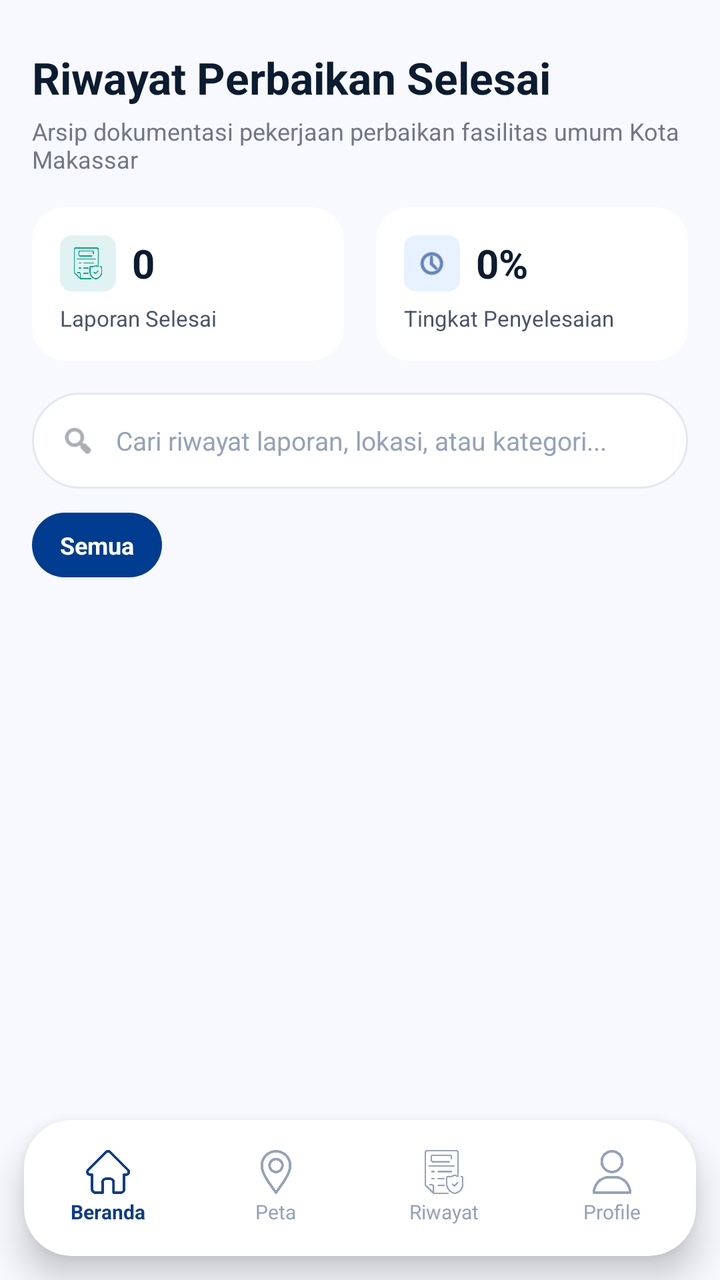
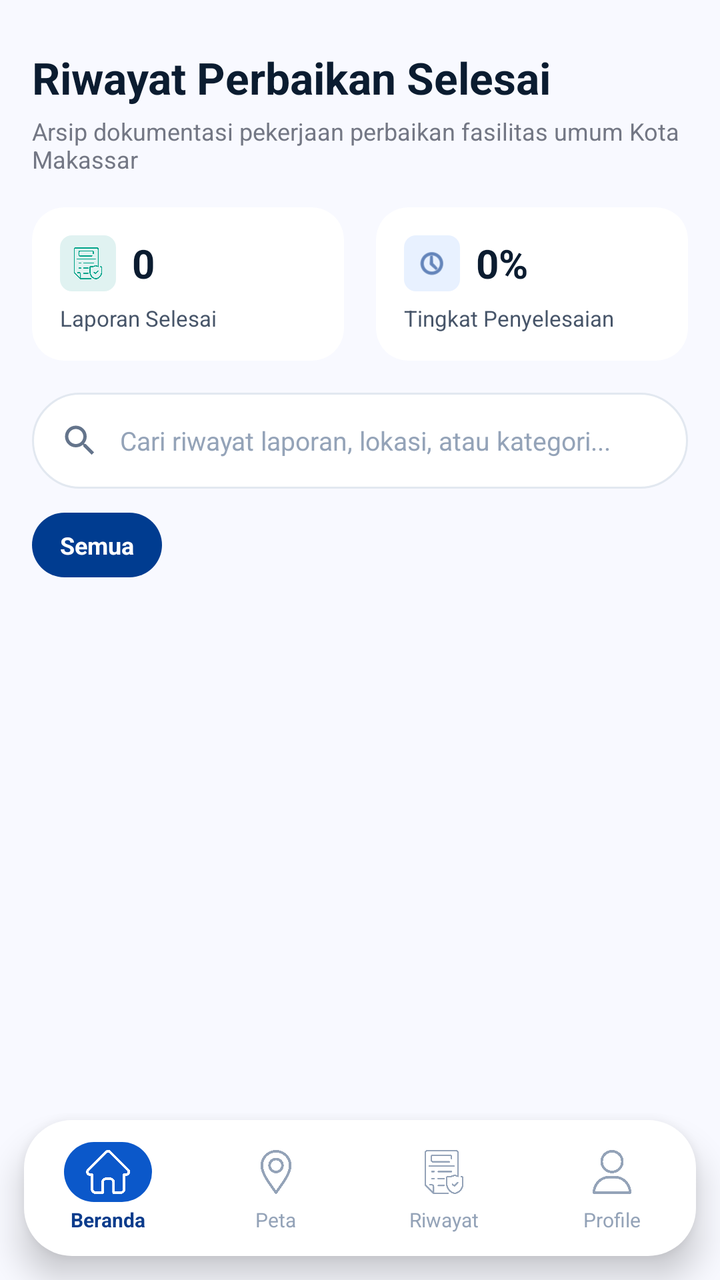

Before-and-after screenshots of an Android layout around one commit, followed by the original layout XML and the change that was made.
<!-- AndroidManifest.xml: application theme Theme.PinPoint -->
<!-- res/layout/activity_pemerintah_history.xml -->
<?xml version="1.0" encoding="utf-8"?>
<RelativeLayout xmlns:android="http://schemas.android.com/apk/res/android"
    xmlns:app="http://schemas.android.com/apk/res-auto"
    xmlns:tools="http://schemas.android.com/tools"
    android:id="@+id/main"
    android:layout_width="match_parent"
    android:layout_height="match_parent"
    android:background="#F8F9FF">

    
    <ScrollView
        android:layout_width="match_parent"
        android:layout_height="match_parent"
        android:layout_above="@id/bottomNavContainer"
        android:clipToPadding="false"
        android:scrollbars="none"
        android:paddingBottom="24dp">

        <LinearLayout
            android:layout_width="match_parent"
            android:layout_height="wrap_content"
            android:orientation="vertical"
            android:paddingHorizontal="16dp"
            android:paddingTop="24dp">

            
            <TextView
                android:layout_width="match_parent"
                android:layout_height="wrap_content"
                android:text="Riwayat Perbaikan Selesai"
                android:textColor="#0B1C30"
                android:textSize="22sp"
                android:textStyle="bold"
                android:layout_marginBottom="4dp" />

            <TextView
                android:layout_width="match_parent"
                android:layout_height="wrap_content"
                android:text="Arsip dokumentasi pekerjaan perbaikan fasilitas umum Kota Makassar"
                android:textColor="#737784"
                android:textSize="12sp"
                android:layout_marginBottom="16dp" />

            
            <LinearLayout
                android:layout_width="match_parent"
                android:layout_height="wrap_content"
                android:orientation="horizontal"
                android:layout_marginBottom="16dp">

                
                <androidx.cardview.widget.CardView
                    android:layout_width="0dp"
                    android:layout_height="wrap_content"
                    android:layout_weight="1"
                    app:cardCornerRadius="16dp"
                    app:cardElevation="0dp"
                    app:cardBackgroundColor="#FFFFFF"
                    android:layout_marginEnd="8dp">

                    <LinearLayout
                        android:layout_width="match_parent"
                        android:layout_height="wrap_content"
                        android:orientation="vertical"
                        android:padding="14dp">

                        <LinearLayout
                            android:layout_width="match_parent"
                            android:layout_height="wrap_content"
                            android:orientation="horizontal"
                            android:gravity="center_vertical"
                            android:layout_marginBottom="6dp">

                            <FrameLayout
                                android:layout_width="28dp"
                                android:layout_height="28dp"
                                android:background="@drawable/bg_badge_green_light"
                                android:layout_marginEnd="8dp">

                                <ImageView
                                    android:layout_width="16dp"
                                    android:layout_height="16dp"
                                    android:layout_gravity="center"
                                    android:src="@drawable/verif"
                                    app:tint="#00A389" />
                            </FrameLayout>

                            <TextView
                                android:id="@+id/tvHistoryCompletedCount"
                                android:layout_width="wrap_content"
                                android:layout_height="wrap_content"
                                android:text="0"
                                android:textColor="#0B1C30"
                                android:textSize="20sp"
                                android:textStyle="bold" />
                        </LinearLayout>

                        <TextView
                            android:layout_width="wrap_content"
                            android:layout_height="wrap_content"
                            android:text="Laporan Selesai"
                            android:textColor="#475569"
                            android:textSize="11sp" />
                    </LinearLayout>
                </androidx.cardview.widget.CardView>

                
                <androidx.cardview.widget.CardView
                    android:layout_width="0dp"
                    android:layout_height="wrap_content"
                    android:layout_weight="1"
                    app:cardCornerRadius="16dp"
                    app:cardElevation="0dp"
                    app:cardBackgroundColor="#FFFFFF"
                    android:layout_marginStart="8dp">

                    <LinearLayout
                        android:layout_width="match_parent"
                        android:layout_height="wrap_content"
                        android:orientation="vertical"
                        android:padding="14dp">

                        <LinearLayout
                            android:layout_width="match_parent"
                            android:layout_height="wrap_content"
                            android:orientation="horizontal"
                            android:gravity="center_vertical"
                            android:layout_marginBottom="6dp">

                            <FrameLayout
                                android:layout_width="28dp"
                                android:layout_height="28dp"
                                android:background="@drawable/bg_badge_blue_light"
                                android:layout_marginEnd="8dp">

                                <ImageView
                                    android:layout_width="16dp"
                                    android:layout_height="16dp"
                                    android:layout_gravity="center"
                                    android:src="@android:drawable/ic_menu_recent_history"
                                    app:tint="#0B3C8C" />
                            </FrameLayout>

                            <TextView
                                android:id="@+id/tvHistoryCompletionRate"
                                android:layout_width="wrap_content"
                                android:layout_height="wrap_content"
                                android:text="0%"
                                android:textColor="#0B1C30"
                                android:textSize="20sp"
                                android:textStyle="bold" />
                        </LinearLayout>

                        <TextView
                            android:layout_width="wrap_content"
                            android:layout_height="wrap_content"
                            android:text="Tingkat Penyelesaian"
                            android:textColor="#475569"
                            android:textSize="11sp" />
                    </LinearLayout>
                </androidx.cardview.widget.CardView>
            </LinearLayout>

            
            <LinearLayout
                android:layout_width="match_parent"
                android:layout_height="48dp"
                android:background="@drawable/bg_search_bar"
                android:orientation="horizontal"
                android:gravity="center_vertical"
                android:paddingHorizontal="14dp"
                android:layout_marginBottom="12dp">

                <ImageView
                    android:layout_width="18dp"
                    android:layout_height="18dp"
                    android:src="@android:drawable/ic_menu_search"
                    app:tint="#737784"
                    android:layout_marginEnd="10dp" />

                <EditText
                    android:id="@+id/etSearchHistory"
                    android:layout_width="match_parent"
                    android:layout_height="match_parent"
                    android:background="@null"
                    android:hint="Cari riwayat laporan, lokasi, atau kategori..."
                    android:textColor="#0B1C30"
                    android:textColorHint="#94A3B8"
                    android:textSize="13sp"
                    android:singleLine="true" />
            </LinearLayout>

            
            <HorizontalScrollView
                android:layout_width="match_parent"
                android:layout_height="wrap_content"
                android:scrollbars="none"
                android:clipToPadding="false"
                android:layout_marginBottom="16dp">

                <LinearLayout
                    android:id="@+id/llHistoryCategoryChips"
                    android:layout_width="wrap_content"
                    android:layout_height="wrap_content"
                    android:orientation="horizontal">

                    <TextView
                        android:layout_width="wrap_content"
                        android:layout_height="wrap_content"
                        android:background="@drawable/bg_chip_selected"
                        android:paddingHorizontal="14dp"
                        android:paddingVertical="8dp"
                        android:text="Semua"
                        android:textColor="#FFFFFF"
                        android:textSize="12sp"
                        android:textStyle="bold"
                        android:layout_marginEnd="8dp" />
                </LinearLayout>
            </HorizontalScrollView>

            
            <TextView
                android:id="@+id/tvEmptyHistory"
                android:layout_width="match_parent"
                android:layout_height="wrap_content"
                android:background="@drawable/bg_white_card"
                android:gravity="center"
                android:padding="24dp"
                android:text="Belum ada riwayat laporan selesai pada kategori ini."
                android:textColor="#64748B"
                android:textSize="13sp"
                android:visibility="gone"
                android:layout_marginBottom="16dp" />

            
            <androidx.recyclerview.widget.RecyclerView
                android:id="@+id/rvPemerintahHistory"
                android:layout_width="match_parent"
                android:layout_height="wrap_content"
                android:nestedScrollingEnabled="false"
                tools:listitem="@layout/item_pemerintah_history_card"
                tools:itemCount="3" />

        </LinearLayout>
    </ScrollView>

    
    <include
        android:id="@+id/bottomNavContainer"
        layout="@layout/layout_pemerintah_bottom_nav"
        android:layout_width="match_parent"
        android:layout_height="96dp"
        android:layout_alignParentBottom="true" />

</RelativeLayout>
<!-- res/layout/item_pemerintah_history_card.xml (included above) -->
<?xml version="1.0" encoding="utf-8"?>
<androidx.cardview.widget.CardView xmlns:android="http://schemas.android.com/apk/res/android"
    xmlns:app="http://schemas.android.com/apk/res-auto"
    android:layout_width="match_parent"
    android:layout_height="wrap_content"
    app:cardCornerRadius="16dp"
    app:cardElevation="0dp"
    app:cardBackgroundColor="#FFFFFF"
    android:layout_marginBottom="16dp">

    <LinearLayout
        android:layout_width="match_parent"
        android:layout_height="wrap_content"
        android:orientation="vertical"
        android:padding="16dp">

        <RelativeLayout
            android:layout_width="match_parent"
            android:layout_height="wrap_content"
            android:layout_marginBottom="8dp">

            <LinearLayout
                android:layout_width="wrap_content"
                android:layout_height="wrap_content"
                android:layout_alignParentStart="true"
                android:layout_centerVertical="true"
                android:orientation="horizontal">

                <TextView
                    android:id="@+id/tvHistoryCode"
                    android:layout_width="wrap_content"
                    android:layout_height="wrap_content"
                    android:text="#LP-MKS-0840"
                    android:textColor="#0B3C8C"
                    android:textSize="12sp"
                    android:textStyle="bold" />

                <TextView
                    android:layout_width="wrap_content"
                    android:layout_height="wrap_content"
                    android:text="  |  "
                    android:textColor="#94A3B8"
                    android:textSize="12sp" />

                <TextView
                    android:id="@+id/tvHistoryFinishDate"
                    android:layout_width="wrap_content"
                    android:layout_height="wrap_content"
                    android:text="Selesai"
                    android:textColor="#64748B"
                    android:textSize="12sp" />
            </LinearLayout>

            <TextView
                android:id="@+id/tvHistoryStatusBadge"
                android:layout_width="wrap_content"
                android:layout_height="wrap_content"
                android:layout_alignParentEnd="true"
                android:layout_centerVertical="true"
                android:background="@drawable/bg_badge_green_light"
                android:paddingHorizontal="10dp"
                android:paddingVertical="4dp"
                android:text="Selesai"
                android:textColor="#00A389"
                android:textSize="10sp"
                android:textStyle="bold" />
        </RelativeLayout>

        <TextView
            android:id="@+id/tvHistoryTitle"
            android:layout_width="match_parent"
            android:layout_height="wrap_content"
            android:text="Judul Laporan"
            android:textColor="#0B1C30"
            android:textSize="15sp"
            android:textStyle="bold"
            android:layout_marginBottom="6dp" />

        <LinearLayout
            android:layout_width="match_parent"
            android:layout_height="wrap_content"
            android:orientation="horizontal"
            android:gravity="center_vertical"
            android:layout_marginBottom="12dp">

            <ImageView
                android:layout_width="14dp"
                android:layout_height="14dp"
                android:src="@drawable/location"
                app:tint="#0B3C8C"
                android:layout_marginEnd="6dp" />

            <TextView
                android:id="@+id/tvHistoryLocation"
                android:layout_width="match_parent"
                android:layout_height="wrap_content"
                android:text="Lokasi Laporan"
                android:textColor="#475569"
                android:textSize="11sp"
                android:singleLine="true"
                android:ellipsize="end" />
        </LinearLayout>

        <RelativeLayout
            android:layout_width="match_parent"
            android:layout_height="wrap_content"
            android:layout_marginBottom="8dp">

            <TextView
                android:id="@+id/tvHistorySectionHeader"
                android:layout_width="wrap_content"
                android:layout_height="wrap_content"
                android:layout_alignParentStart="true"
                android:layout_centerVertical="true"
                android:text="Komparasi Hasil Pengerjaan"
                android:textColor="#0B1C30"
                android:textSize="11sp"
                android:textStyle="bold" />

            <TextView
                android:id="@+id/tvHistorySectionSub"
                android:layout_width="wrap_content"
                android:layout_height="wrap_content"
                android:layout_alignParentEnd="true"
                android:layout_centerVertical="true"
                android:text="Ketuk foto untuk perbesar"
                android:textColor="#0B3C8C"
                android:textSize="10sp"
                android:textStyle="bold" />
        </RelativeLayout>

        <LinearLayout
            android:layout_width="match_parent"
            android:layout_height="120dp"
            android:orientation="horizontal"
            android:layout_marginBottom="10dp">

            <FrameLayout
                android:layout_width="0dp"
                android:layout_height="match_parent"
                android:layout_weight="1"
                android:layout_marginEnd="6dp">

                <ImageView
                    android:id="@+id/ivBefore"
                    android:layout_width="match_parent"
                    android:layout_height="match_parent"
                    android:scaleType="centerCrop"
                    android:background="#E2E8F0"
                    android:src="@drawable/sampul" />

                <TextView
                    android:id="@+id/tvBeforeLabel"
                    android:layout_width="wrap_content"
                    android:layout_height="wrap_content"
                    android:layout_gravity="bottom|start"
                    android:layout_margin="8dp"
                    android:background="#99000000"
                    android:paddingHorizontal="8dp"
                    android:paddingVertical="3dp"
                    android:text="SEBELUM"
                    android:textColor="#FFFFFF"
                    android:textSize="9sp"
                    android:textStyle="bold" />
            </FrameLayout>

            <FrameLayout
                android:layout_width="0dp"
                android:layout_height="match_parent"
                android:layout_weight="1"
                android:layout_marginStart="6dp">

                <ImageView
                    android:id="@+id/ivAfter"
                    android:layout_width="match_parent"
                    android:layout_height="match_parent"
                    android:scaleType="centerCrop"
                    android:background="#E2E8F0"
                    android:src="@drawable/sampul" />

                <TextView
                    android:id="@+id/tvAfterLabel"
                    android:layout_width="wrap_content"
                    android:layout_height="wrap_content"
                    android:layout_gravity="bottom|start"
                    android:layout_margin="8dp"
                    android:background="#99006633"
                    android:paddingHorizontal="8dp"
                    android:paddingVertical="3dp"
                    android:text="SESUDAH"
                    android:textColor="#FFFFFF"
                    android:textSize="9sp"
                    android:textStyle="bold" />
            </FrameLayout>
        </LinearLayout>

        <LinearLayout
            android:layout_width="match_parent"
            android:layout_height="wrap_content"
            android:background="@drawable/bg_callout_blue"
            android:orientation="horizontal"
            android:padding="10dp"
            android:layout_marginBottom="12dp">

            <TextView
                android:id="@+id/tvHistoryNotes"
                android:layout_width="match_parent"
                android:layout_height="wrap_content"
                android:text="Catatan Pengerjaan: -"
                android:textColor="#0B1C30"
                android:textSize="11sp"
                android:lineSpacingExtra="2dp" />
        </LinearLayout>

        <RelativeLayout
            android:layout_width="match_parent"
            android:layout_height="wrap_content"
            android:gravity="center_vertical">

            <TextView
                android:id="@+id/tvHistoryTeam"
                android:layout_width="wrap_content"
                android:layout_height="wrap_content"
                android:layout_alignParentStart="true"
                android:layout_centerVertical="true"
                android:text="Kategori: Fasilitas Umum"
                android:textColor="#475569"
                android:textSize="11sp"
                android:textStyle="bold" />

            <TextView
                android:id="@+id/btnDetailDokumentasi"
                android:layout_width="wrap_content"
                android:layout_height="wrap_content"
                android:layout_alignParentEnd="true"
                android:layout_centerVertical="true"
                android:background="@drawable/bg_btn_secondary"
                android:paddingHorizontal="12dp"
                android:paddingVertical="8dp"
                android:text="Detail Verifikasi"
                android:textColor="#0B3C8C"
                android:textSize="11sp"
                android:textStyle="bold"
                android:clickable="true"
                android:focusable="true" />
        </RelativeLayout>

    </LinearLayout>
</androidx.cardview.widget.CardView>
<!-- res/layout/layout_pemerintah_bottom_nav.xml (included above) -->
<?xml version="1.0" encoding="utf-8"?>
<androidx.constraintlayout.widget.ConstraintLayout xmlns:android="http://schemas.android.com/apk/res/android"
    xmlns:app="http://schemas.android.com/apk/res-auto"
    android:id="@+id/pemerintahBottomNavContainer"
    android:layout_width="match_parent"
    android:layout_height="96dp"
    android:clipChildren="false"
    android:clipToPadding="false"
    android:paddingStart="12dp"
    android:paddingEnd="12dp">

    
    <View
        android:layout_width="0dp"
        android:layout_height="68dp"
        android:background="@drawable/bg_navbar"
        android:elevation="10dp"
        app:layout_constraintBottom_toBottomOf="parent"
        app:layout_constraintLeft_toLeftOf="parent"
        app:layout_constraintRight_toRightOf="parent"
        android:layout_marginBottom="12dp" />

    
    <LinearLayout
        android:id="@+id/navPemerintahHome"
        android:layout_width="0dp"
        android:layout_height="68dp"
        android:gravity="center"
        android:clickable="true"
        android:focusable="true"
        android:orientation="vertical"
        android:elevation="12dp"
        app:layout_constraintBottom_toBottomOf="parent"
        app:layout_constraintLeft_toLeftOf="parent"
        app:layout_constraintRight_toLeftOf="@id/navPemerintahMap"
        app:layout_constraintHorizontal_weight="1"
        android:layout_marginBottom="12dp">

        <ImageView
            android:id="@+id/ivNavPemerintahHome"
            android:layout_width="22dp"
            android:layout_height="22dp"
            android:src="@drawable/home"
            app:tint="#0B3C8C" />

        <TextView
            android:id="@+id/tvNavPemerintahHome"
            android:layout_width="wrap_content"
            android:layout_height="wrap_content"
            android:layout_marginTop="2dp"
            android:text="Beranda"
            android:textColor="#0B3C8C"
            android:textSize="10sp"
            android:textStyle="bold" />
    </LinearLayout>

    
    <LinearLayout
        android:id="@+id/navPemerintahMap"
        android:layout_width="0dp"
        android:layout_height="68dp"
        android:gravity="center"
        android:clickable="true"
        android:focusable="true"
        android:orientation="vertical"
        android:elevation="12dp"
        app:layout_constraintBottom_toBottomOf="parent"
        app:layout_constraintLeft_toRightOf="@id/navPemerintahHome"
        app:layout_constraintRight_toLeftOf="@id/navPemerintahHistory"
        app:layout_constraintHorizontal_weight="1"
        android:layout_marginBottom="12dp">

        <ImageView
            android:id="@+id/ivNavPemerintahMap"
            android:layout_width="22dp"
            android:layout_height="22dp"
            android:src="@drawable/location"
            app:tint="#94A3B8" />

        <TextView
            android:id="@+id/tvNavPemerintahMap"
            android:layout_width="wrap_content"
            android:layout_height="wrap_content"
            android:layout_marginTop="2dp"
            android:text="Peta"
            android:textColor="#94A3B8"
            android:textSize="10sp" />
    </LinearLayout>

    
    <LinearLayout
        android:id="@+id/navPemerintahHistory"
        android:layout_width="0dp"
        android:layout_height="68dp"
        android:gravity="center"
        android:clickable="true"
        android:focusable="true"
        android:orientation="vertical"
        android:elevation="12dp"
        app:layout_constraintBottom_toBottomOf="parent"
        app:layout_constraintLeft_toRightOf="@id/navPemerintahMap"
        app:layout_constraintRight_toLeftOf="@id/navPemerintahProfile"
        app:layout_constraintHorizontal_weight="1"
        android:layout_marginBottom="12dp">

        <ImageView
            android:id="@+id/ivNavPemerintahHistory"
            android:layout_width="22dp"
            android:layout_height="22dp"
            android:src="@drawable/verif"
            app:tint="#94A3B8" />

        <TextView
            android:id="@+id/tvNavPemerintahHistory"
            android:layout_width="wrap_content"
            android:layout_height="wrap_content"
            android:layout_marginTop="2dp"
            android:text="Riwayat"
            android:textColor="#94A3B8"
            android:textSize="10sp" />
    </LinearLayout>

    
    <LinearLayout
        android:id="@+id/navPemerintahProfile"
        android:layout_width="0dp"
        android:layout_height="68dp"
        android:gravity="center"
        android:clickable="true"
        android:focusable="true"
        android:orientation="vertical"
        android:elevation="12dp"
        app:layout_constraintBottom_toBottomOf="parent"
        app:layout_constraintLeft_toRightOf="@id/navPemerintahHistory"
        app:layout_constraintRight_toRightOf="parent"
        app:layout_constraintHorizontal_weight="1"
        android:layout_marginBottom="12dp">

        <ImageView
            android:id="@+id/ivNavPemerintahProfile"
            android:layout_width="22dp"
            android:layout_height="22dp"
            android:src="@drawable/user"
            app:tint="#94A3B8" />

        <TextView
            android:id="@+id/tvNavPemerintahProfile"
            android:layout_width="wrap_content"
            android:layout_height="wrap_content"
            android:layout_marginTop="2dp"
            android:text="Profile"
            android:textColor="#94A3B8"
            android:textSize="10sp" />
    </LinearLayout>

</androidx.constraintlayout.widget.ConstraintLayout>
<!-- resources referenced by this layout -->
<resources>
  <!-- drawable bg_badge_blue_light (drawable) -->
  <?xml version="1.0" encoding="utf-8"?>
  <shape xmlns:android="http://schemas.android.com/apk/res/android">
      <solid android:color="#E8F1FF" />
      <corners android:radius="6dp" />
  </shape>
  <!-- drawable bg_badge_green_light (drawable) -->
  <shape xmlns:android="http://schemas.android.com/apk/res/android">
      <solid android:color="#E0F2F1" />
      <corners android:radius="6dp" />
  </shape>
  <!-- drawable bg_btn_secondary (drawable) -->
  <?xml version="1.0" encoding="utf-8"?>
  <shape xmlns:android="http://schemas.android.com/apk/res/android">
      <solid android:color="#E8F1FF" />
      <corners android:radius="10dp" />
  </shape>
  <!-- drawable bg_callout_blue (drawable) -->
  <?xml version="1.0" encoding="utf-8"?>
  <shape xmlns:android="http://schemas.android.com/apk/res/android">
      <solid android:color="#EEF4FF" />
      <corners android:radius="12dp" />
      <stroke
          android:width="1dp"
          android:color="#D0E1FD" />
  </shape>
  <!-- drawable bg_chip_selected (drawable) -->
  <?xml version="1.0" encoding="utf-8"?>
  <shape xmlns:android="http://schemas.android.com/apk/res/android">
      <solid android:color="#003C90" />
      <corners android:radius="20dp" />
  </shape>
  <!-- drawable bg_navbar (drawable) -->
  <?xml version="1.0" encoding="utf-8"?>
  <shape xmlns:android="http://schemas.android.com/apk/res/android"
      android:shape="rectangle">
      <solid android:color="#FFFFFF" />
      <corners
          android:topLeftRadius="24dp"
          android:topRightRadius="24dp"
          android:bottomLeftRadius="24dp"
          android:bottomRightRadius="24dp" />
  </shape>
  <!-- drawable bg_search_bar (drawable) -->
  <?xml version="1.0" encoding="utf-8"?>
  <shape xmlns:android="http://schemas.android.com/apk/res/android"
      android:shape="rectangle">
      <solid android:color="#FFFFFF" />
      <corners android:radius="24dp" />
      <stroke
          android:width="1dp"
          android:color="#E2E8F0" />
  </shape>
  <!-- drawable bg_white_card (drawable) -->
  <?xml version="1.0" encoding="utf-8"?>
  <shape xmlns:android="http://schemas.android.com/apk/res/android">
      <solid android:color="#FFFFFF" />
      <corners android:radius="16dp" />
  </shape>
  <!-- drawable home: png bitmap (drawable, 8020 bytes) -->
  <!-- drawable sampul: png bitmap (drawable, 297232 bytes) -->
  <!-- drawable user: png bitmap (drawable, 12623 bytes) -->
  <!-- drawable verif: png bitmap (drawable, 12368 bytes) -->
  <style name="Theme.PinPoint" parent="Base.Theme.PinPoint" />
  <style name="Base.Theme.PinPoint" parent="Theme.Material3.DayNight.NoActionBar">
          
          
      </style>
  <!-- unchanged entries left out for length: 1 -->
</resources>

<!-- the commit's change to res/layout/activity_pemerintah_history.xml (unified diff, before → after) -->
@@ -172,10 +172,10 @@
                 android:layout_marginBottom="12dp">
 
                 <ImageView
-                    android:layout_width="18dp"
-                    android:layout_height="18dp"
-                    android:src="@android:drawable/ic_menu_search"
-                    app:tint="#737784"
+                    android:layout_width="20dp"
+                    android:layout_height="20dp"
+                    android:src="@drawable/ic_search"
+                    app:tint="#64748B"
                     android:layout_marginEnd="10dp" />
 
                 <EditText
@@ -544,10 +544,13 @@
 
         <ImageView
             android:id="@+id/ivNavPemerintahHome"
-            android:layout_width="22dp"
-            android:layout_height="22dp"
+            android:layout_width="44dp"
+            android:layout_height="30dp"
+            android:paddingHorizontal="11dp"
+            android:paddingVertical="4dp"
+            android:background="@drawable/bg_nav_icon_active_blue"
             android:src="@drawable/home"
-            app:tint="#0B3C8C" />
+            app:tint="#FFFFFF" />
 
         <TextView
             android:id="@+id/tvNavPemerintahHome"
@@ -578,8 +581,10 @@
 
         <ImageView
             android:id="@+id/ivNavPemerintahMap"
-            android:layout_width="22dp"
-            android:layout_height="22dp"
+            android:layout_width="44dp"
+            android:layout_height="30dp"
+            android:paddingHorizontal="11dp"
+            android:paddingVertical="4dp"
             android:src="@drawable/location"
             app:tint="#94A3B8" />
 
@@ -611,8 +616,10 @@
 
         <ImageView
             android:id="@+id/ivNavPemerintahHistory"
-            android:layout_width="22dp"
-            android:layout_height="22dp"
+            android:layout_width="44dp"
+            android:layout_height="30dp"
+            android:paddingHorizontal="11dp"
+            android:paddingVertical="4dp"
             android:src="@drawable/verif"
             app:tint="#94A3B8" />
 
@@ -644,8 +651,10 @@
 
         <ImageView
             android:id="@+id/ivNavPemerintahProfile"
-            android:layout_width="22dp"
-            android:layout_height="22dp"
+            android:layout_width="44dp"
+            android:layout_height="30dp"
+            android:paddingHorizontal="11dp"
+            android:paddingVertical="4dp"
             android:src="@drawable/user"
             app:tint="#94A3B8" />
 
<!-- resource entries referenced after the edit -->
@@ -32,6 +32,13 @@
       <solid android:color="#003C90" />
       <corners android:radius="20dp" />
   </shape>
+  <!-- drawable bg_nav_icon_active_blue (drawable) -->
+  <?xml version="1.0" encoding="utf-8"?>
+  <shape xmlns:android="http://schemas.android.com/apk/res/android"
+      android:shape="rectangle">
+      <solid android:color="#0B58CA" />
+      <corners android:radius="16dp" />
+  </shape>
   <!-- drawable bg_navbar (drawable) -->
   <?xml version="1.0" encoding="utf-8"?>
   <shape xmlns:android="http://schemas.android.com/apk/res/android"
@@ -60,13 +67,28 @@
       <corners android:radius="16dp" />
   </shape>
   <!-- drawable home: png bitmap (drawable, 8020 bytes) -->
+  <!-- drawable ic_search (drawable) -->
+  <vector xmlns:android="http://schemas.android.com/apk/res/android"
+      android:width="24dp"
+      android:height="24dp"
+      android:viewportWidth="24"
+      android:viewportHeight="24">
+      <path
+          android:fillColor="#000000"
+          android:pathData="M15.5,14h-0.79l-0.28,-0.27A6.471,6.471 0,0 0,16 9.5,6.5 6.5,0 1,0 9.5,16c1.61,0 3.09,-0.59 4.23,-1.57l0.27,0.28v0.79l5,4.99L20.49,19l-4.99,-5zm-6,0C7.01,14 5,11.99 5,9.5S7.01,5 9.5,5 14,7.01 14,9.5 11.99,14 9.5,14z" />
+  </vector>
   <!-- drawable sampul: png bitmap (drawable, 297232 bytes) -->
   <!-- drawable user: png bitmap (drawable, 12623 bytes) -->
   <!-- drawable verif: png bitmap (drawable, 12368 bytes) -->
   <style name="Theme.PinPoint" parent="Base.Theme.PinPoint" />
   <style name="Base.Theme.PinPoint" parent="Theme.Material3.DayNight.NoActionBar">
-          
-          
+          <item name="android:windowAnimationStyle">@style/SmoothActivityAnimation</item>
+      </style>
+  <style name="SmoothActivityAnimation" parent="@android:style/Animation.Activity">
+          <item name="android:activityOpenEnterAnimation">@anim/fade_in_smooth</item>
+          <item name="android:activityOpenExitAnimation">@anim/fade_out_smooth</item>
+          <item name="android:activityCloseEnterAnimation">@anim/slide_in_left</item>
+          <item name="android:activityCloseExitAnimation">@anim/slide_out_right</item>
       </style>
   <!-- unchanged entries left out for length: 1 -->
 </resources>
